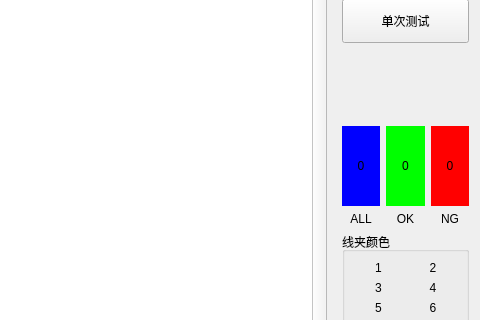
bloglink/aip-tester, file WinTest.ui: the form before one commit; both pictures show x 320 to 800 and y 112 to 432 of the 800 by 662 pixel window.
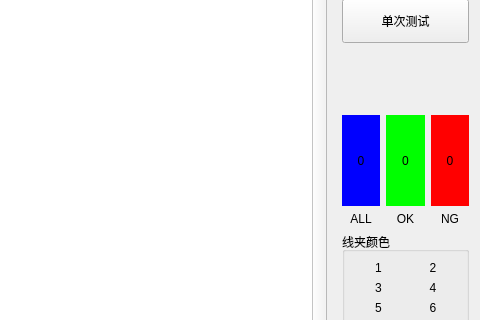
The form after the commit. Icons and pictures are not drawn.

The edit to the form file:
```diff
--- a/WinTest.ui
+++ b/WinTest.ui
@@ -250,7 +250,7 @@
    </item>
    <item>
     <widget class="QWidget" name="widget" native="true">
-     <layout class="QVBoxLayout" name="verticalLayout_2" stretch="0,0,0,0,1,0,0,0,0">
+     <layout class="QVBoxLayout" name="verticalLayout_2">
       <property name="leftMargin">
        <number>0</number>
       </property>
@@ -302,19 +302,6 @@
         </property>
        </widget>
       </item>
-      <item>
-       <spacer name="verticalSpacer">
-        <property name="orientation">
-         <enum>Qt::Vertical</enum>
-        </property>
-        <property name="sizeHint" stdset="0">
-         <size>
-          <width>20</width>
-          <height>40</height>
-         </size>
-        </property>
-       </spacer>
-      </item>
       <item>
        <widget class="QLabel" name="label_2">
         <property name="minimumSize">
@@ -358,11 +345,17 @@
          <item row="0" column="2">
           <widget class="QLabel" name="LabelUnqualified">
            <property name="sizePolicy">
-            <sizepolicy hsizetype="Preferred" vsizetype="Expanding">
+            <sizepolicy hsizetype="Expanding" vsizetype="Expanding">
              <horstretch>0</horstretch>
              <verstretch>0</verstretch>
             </sizepolicy>
            </property>
+           <property name="minimumSize">
+            <size>
+             <width>0</width>
+             <height>80</height>
+            </size>
+           </property>
            <property name="styleSheet">
             <string notr="true">background-color:rgb(255, 0, 0);
 color: rgb(0, 0, 0);</string>
@@ -378,11 +371,17 @@
          <item row="0" column="1">
           <widget class="QLabel" name="LabelQualified">
            <property name="sizePolicy">
-            <sizepolicy hsizetype="Preferred" vsizetype="Expanding">
+            <sizepolicy hsizetype="Expanding" vsizetype="Expanding">
              <horstretch>0</horstretch>
              <verstretch>0</verstretch>
             </sizepolicy>
            </property>
+           <property name="minimumSize">
+            <size>
+             <width>0</width>
+             <height>80</height>
+            </size>
+           </property>
            <property name="styleSheet">
             <string notr="true">background-color:  lime;
 color: rgb(0, 0, 0);</string>
@@ -398,11 +397,17 @@
          <item row="0" column="0">
           <widget class="QLabel" name="LabelSum">
            <property name="sizePolicy">
-            <sizepolicy hsizetype="Preferred" vsizetype="Expanding">
+            <sizepolicy hsizetype="Expanding" vsizetype="Expanding">
              <horstretch>0</horstretch>
              <verstretch>0</verstretch>
             </sizepolicy>
            </property>
+           <property name="minimumSize">
+            <size>
+             <width>0</width>
+             <height>80</height>
+            </size>
+           </property>
            <property name="styleSheet">
             <string notr="true">background-color:blue;
 color: rgb(0, 0, 0);</string>
```
